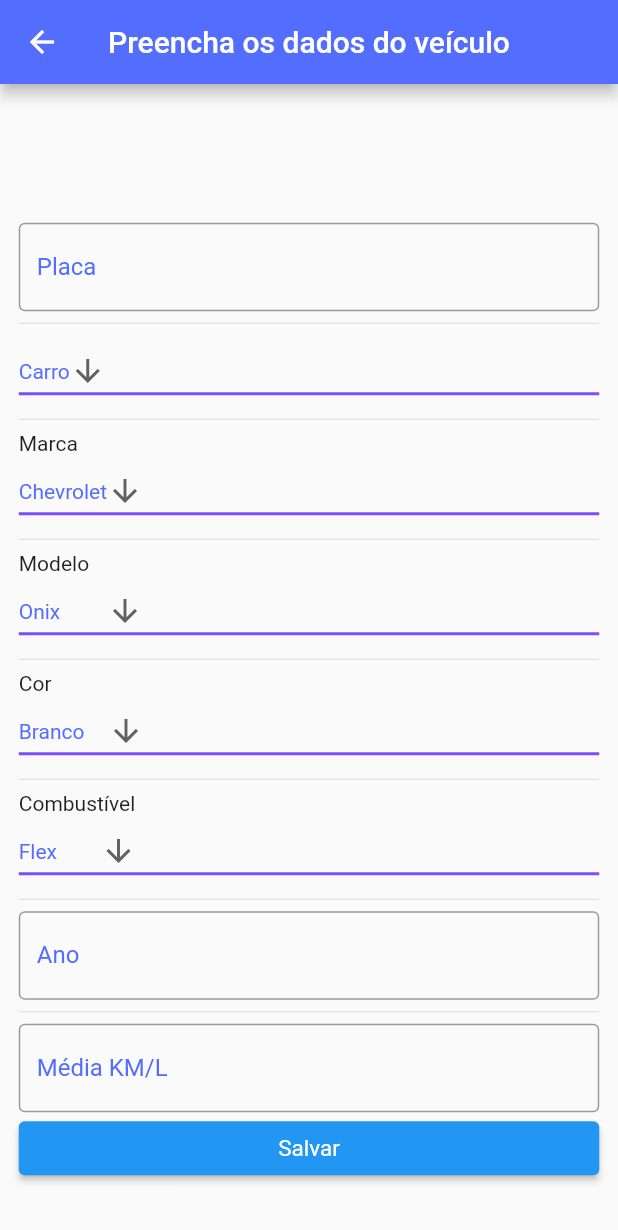
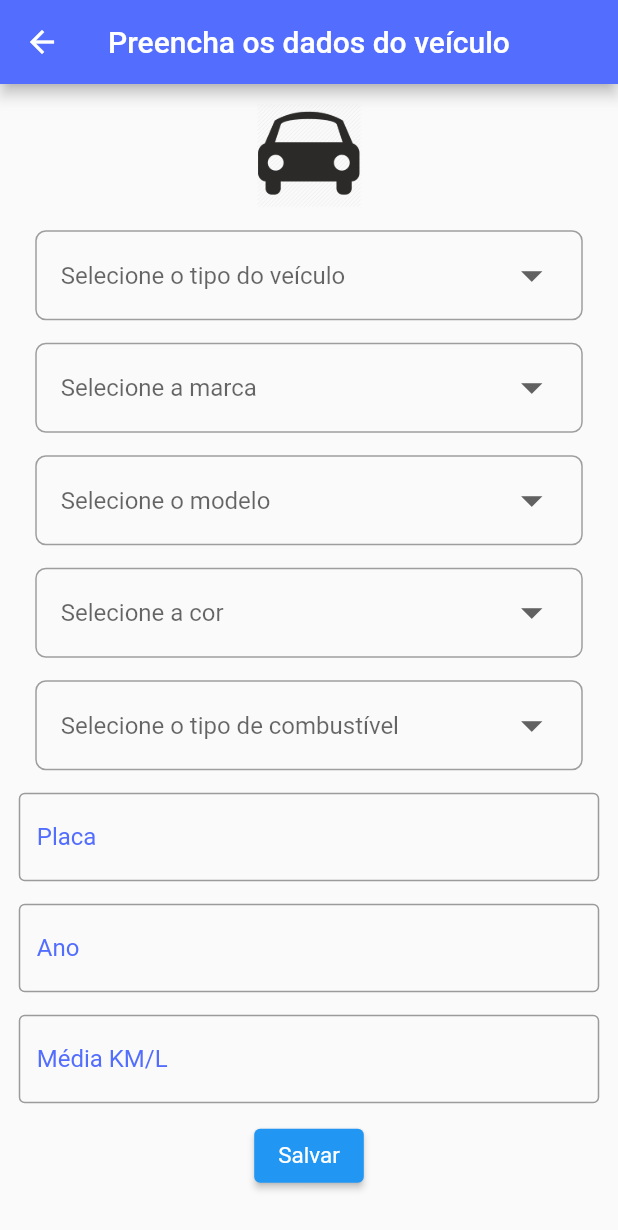
Before and after one commit to yurimatosrodrigues/controleFinanceiroMotoristas, a Flutter app: the TelaCadastroVeiculo screen opened directly, on a phone screen of 412 x 824 dp. Shown: the top 1230 px of the screen. Run offline on Flutter 3.47's test engine with Material 2 defaults, Android fonts, the light colour scheme and no system bars; missing offline and left inert: dart:ffi.

Commit message:
Organizando elementos na tela e icone

```diff
--- a/controlefinanceiromotorista/lib/telaCadastroVeiculo.dart
+++ b/controlefinanceiromotorista/lib/telaCadastroVeiculo.dart
@@ -12,28 +12,181 @@ class _TelaCadastroVeiculoState extends State<TelaCadastroVeiculo> {
   List<String> corVeiculo = ['Branco', 'Preto', 'Cinza', 'Azul', 'Vermelho'];
   List<String> tipoCombustivel = ['Álcool', 'Gás', 'Gasolina', 'Flex'];
 
-  String valueDropDownTipoVeiculo = 'Carro';
-  String valueDropDownMarca = 'Chevrolet';
-  String valueDropDownModelo = 'Onix';
-  String valueDropDownCor = 'Branco';
-  String valueDropDownCombustivel = 'Flex';
+  String valueDropDownTipoVeiculo;
+  String valueDropDownMarca;
+  String valueDropDownModelo;
+  String valueDropDownCor;
+  String valueDropDownCombustivel;
 
    final ButtonStyle style =
         ElevatedButton.styleFrom(textStyle: const TextStyle(fontSize: 15));
 
   Widget _buildAnimacao(){
     return Container(
-                width: 80,
-                height: 80,
-             /*   decoration: BoxDecoration(
-                  color: Colors.green,
-                    shape: BoxShape.rectangle,
-                    image: DecorationImage(
-                        image: AssetImage('images/car.jpg')
-                    )
-                ),*/
-              );
+      width: 350,
+      height: 70,
+      decoration: BoxDecoration(
+        shape: BoxShape.rectangle,
+        image: DecorationImage(image: AssetImage('images/car.png'))
+      ),
+    );
   }
+
+  Widget _buildTipoVeiculo(){
+    return Container(
+      padding: EdgeInsets.only(left: 16, right: 16, top: 5),
+      width: 365, height: 60,
+      decoration: BoxDecoration(
+        border: Border.all(color: Colors.grey, width: 1),
+        borderRadius: BorderRadius.circular(7)
+      ),
+      child: DropdownButton(
+        hint: Text('Selecione o tipo do veículo'),
+        dropdownColor: Colors.grey.shade300,
+        value: valueDropDownTipoVeiculo,
+        isExpanded: true,
+        underline: SizedBox(),
+        icon: Icon(Icons.arrow_drop_down),
+        iconSize: 34,
+        onChanged: (String newValue) {
+          setState(() {
+            valueDropDownTipoVeiculo = newValue;
+          });
+        },
+        items: tipoVeiculo
+        .map<DropdownMenuItem<String>>((String value) {
+          return DropdownMenuItem<String>(
+              value: value,
+              child: Text(value));
+          }).toList()
+      ),
+    );
+  }
+
+  Widget _buildMarca(){
+    return Container(
+      padding: EdgeInsets.only(left: 16, right: 16, top: 5),
+      width: 365, height: 60,
+      decoration: BoxDecoration(
+        border: Border.all(color: Colors.grey, width: 1),
+        borderRadius: BorderRadius.circular(7)
+      ),
+      child: DropdownButton(
+        hint: Text('Selecione a marca'),
+        dropdownColor: Colors.grey.shade300,
+        value: valueDropDownMarca,
+        isExpanded: true,
+        underline: SizedBox(),
+        icon: Icon(Icons.arrow_drop_down),
+        iconSize: 34,
+        onChanged: (String newValue) {
+          setState(() {
+            valueDropDownMarca = newValue;
+          });
+        },
+        items: marcaVeiculo
+        .map<DropdownMenuItem<String>>((String value) {
+          return DropdownMenuItem<String>(
+              value: value,
+              child: Text(value));
+          }).toList()
+      ),
+    );
+  }
+
+  Widget _buildModelo(){
+    return Container(
+      padding: EdgeInsets.only(left: 16, right: 16, top: 5),
+      width: 365, height: 60,
+      decoration: BoxDecoration(
+        border: Border.all(color: Colors.grey, width: 1),
+        borderRadius: BorderRadius.circular(7)
+      ),
+      child: DropdownButton(
+        hint: Text('Selecione o modelo'),
+        dropdownColor: Colors.grey.shade300,
+        value: valueDropDownModelo,
+        isExpanded: true,
+        underline: SizedBox(),
+        icon: Icon(Icons.arrow_drop_down),
+        iconSize: 34,
+        onChanged: (String newValue) {
+          setState(() {
+            valueDropDownModelo = newValue;
+          });
+        },
+        items: modeloVeiculo
+        .map<DropdownMenuItem<String>>((String value) {
+          return DropdownMenuItem<String>(
+              value: value,
+              child: Text(value));
+          }).toList()
+      ),
+    );
+  }
+
+  Widget _buildCor(){
+     return Container(
+      padding: EdgeInsets.only(left: 16, right: 16, top: 5),
+      width: 365, height: 60,
+      decoration: BoxDecoration(
+        border: Border.all(color: Colors.grey, width: 1),
+        borderRadius: BorderRadius.circular(7)
+      ),
+      child: DropdownButton(
+        hint: Text('Selecione a cor'),
+        dropdownColor: Colors.grey.shade300,
+        value: valueDropDownCor,
+        isExpanded: true,
+        underline: SizedBox(),
+        icon: Icon(Icons.arrow_drop_down),
+        iconSize: 34,
+        onChanged: (String newValue) {
+          setState(() {
+            valueDropDownCor = newValue;
+          });
+        },
+        items: corVeiculo
+        .map<DropdownMenuItem<String>>((String value) {
+          return DropdownMenuItem<String>(
+              value: value,
+              child: Text(value));
+          }).toList()
+      ),
+    );
+  }
+
+  Widget _buildCombustivel(){
+     return Container(
+      padding: EdgeInsets.only(left: 16, right: 16, top: 5),
+      width: 365, height: 60,
+      decoration: BoxDecoration(
+        border: Border.all(color: Colors.grey, width: 1),
+        borderRadius: BorderRadius.circular(7)
+      ),
+      child: DropdownButton(
+        hint: Text('Selecione o tipo de combustível'),
+        dropdownColor: Colors.grey.shade300,
+        value: valueDropDownCombustivel,
+        isExpanded: true,
+        underline: SizedBox(),
+        icon: Icon(Icons.arrow_drop_down),
+        iconSize: 34,
+        onChanged: (String newValue) {
+          setState(() {
+            valueDropDownCombustivel = newValue;
+          });
+        },
+        items: tipoCombustivel
+        .map<DropdownMenuItem<String>>((String value) {
+          return DropdownMenuItem<String>(
+              value: value,
+              child: Text(value));
+          }).toList()
+      ),
+    );
+  }
+
   Widget _buildPlaca(){
     return TextField(
       decoration: InputDecoration(
@@ -44,122 +197,7 @@ class _TelaCadastroVeiculoState extends State<TelaCadastroVeiculo> {
       style: TextStyle(color: Colors.black),
     );
   }
-  Widget _buildTipoVeiculo(){
-    return DropdownButton(
-      value: valueDropDownTipoVeiculo,
-      icon: const Icon(Icons.arrow_downward),
-      style: const TextStyle(color: Colors.indigoAccent),
-      underline: Container(
-        height: 2,
-        color: Colors.deepPurpleAccent,
-      ),
-      iconSize: 24,
-      elevation: 16,
-      onChanged: (String newValue) {
-        setState(() {
-          valueDropDownTipoVeiculo = newValue;
-        });
-      },
-      items: tipoVeiculo
-      .map<DropdownMenuItem<String>>((String value) {
-    return DropdownMenuItem<String>(
-        value: value,
-        child: Text(value));
-  }).toList());
-  }
-  Widget _buildMarca(){
-    return DropdownButton(
-      value: valueDropDownMarca,
-      icon: const Icon(Icons.arrow_downward),
-      style: const TextStyle(color: Colors.indigoAccent),
-      underline: Container(
-        height: 2,
-        color: Colors.deepPurpleAccent,
-      ),
-      iconSize: 24,
-      elevation: 16,
-      onChanged: (String newValue) {
-        setState(() {
-          valueDropDownMarca = newValue;
-        });
-      },
-      items: marcaVeiculo
-      .map<DropdownMenuItem<String>>((String value) {
-    return DropdownMenuItem<String>(
-        value: value,
-        child: Text(value));
-    }).toList());
-  }
 
-  Widget _buildModelo(){
-    return DropdownButton(
-      value: valueDropDownModelo,
-      icon: const Icon(Icons.arrow_downward),
-      style: const TextStyle(color: Colors.indigoAccent),
-      underline: Container(
-        height: 2,
-        color: Colors.deepPurpleAccent,
-      ),
-      iconSize: 24,
-      elevation: 16,
-      onChanged: (String newValue) {
-        setState(() {
-          valueDropDownModelo = newValue;
-        });
-      },
-      items: modeloVeiculo
-      .map<DropdownMenuItem<String>>((String value) {
-    return DropdownMenuItem<String>(
-        value: value,
-        child: Text(value));
-    }).toList());
-  }
-  Widget _buildCor(){
-    return DropdownButton(
-      value: valueDropDownCor,
-      icon: const Icon(Icons.arrow_downward),
-      style: const TextStyle(color: Colors.indigoAccent),
-      underline: Container(
-        height: 2,
-        color: Colors.deepPurpleAccent,
-      ),
-      iconSize: 24,
-      elevation: 16,
-      onChanged: (String newValue) {
-        setState(() {
-          valueDropDownCor = newValue;
-        });
-      },
-      items: corVeiculo
-      .map<DropdownMenuItem<String>>((String value) {
-    return DropdownMenuItem<String>(
-        value: value,
-        child: Text(value));
-  }).toList());
-  }
-  Widget _buildCombustivel(){
-    return  DropdownButton(
-      value: valueDropDownCombustivel,
-      icon: const Icon(Icons.arrow_downward),
-      style: const TextStyle(color: Colors.indigoAccent),
-      underline: Container(
-        height: 2,
-        color: Colors.deepPurpleAccent,
-      ),
-      iconSize: 24,
-      elevation: 16,
-      onChanged: (String newValue) {
-        setState(() {
-          valueDropDownCombustivel = newValue;
-        });
-      },
-      items: tipoCombustivel
-      .map<DropdownMenuItem<String>>((String value) {
-    return DropdownMenuItem<String>(
-        value: value,
-        child: Text(value));
-  }).toList());
-  }
   Widget _buildAno(){
     return TextField(
       decoration: InputDecoration(
@@ -170,6 +208,7 @@ class _TelaCadastroVeiculoState extends State<TelaCadastroVeiculo> {
       style: TextStyle(color: Colors.black),
     );
   }
+
   Widget _buildMediaKM(){
     return TextField(
       decoration: InputDecoration(
@@ -197,37 +236,39 @@ class _TelaCadastroVeiculoState extends State<TelaCadastroVeiculo> {
             margin: EdgeInsets.all(12.5),
             child: Form(
               child: Column(
-            crossAxisAlignment: CrossAxisAlignment.stretch,
+            crossAxisAlignment: CrossAxisAlignment.center,
 
             children: <Widget>[
               _buildAnimacao(),
+              SizedBox(height: 15),
+              _buildTipoVeiculo(),
+              SizedBox(height: 15),
+              _buildMarca(),
+              SizedBox(height: 15),
+              _buildModelo(),
+              SizedBox(height: 15),
+              _buildCor(),
+              SizedBox(height: 15),
+              _buildCombustivel(),
+              SizedBox(height: 15),
               _buildPlaca(),
-              Divider(),
-              _buildTipoVeiculo(),
-              Divider(),
+              SizedBox(height: 15),
+              _buildAno(),
+              SizedBox(height: 15),
+              _buildMediaKM(),
+              SizedBox(height: 15),
 
-              Text('Marca'),
-              _buildMarca(),
+              Container(
+                alignment: Alignment.bottomCenter,
+                width: 140,
+                height: 40,
+                child: ElevatedButton(
+                  style: style,
+                  onPressed: () {},
+                  child: const Text('Salvar'),
+              ),
+              )
 
-              Divider(),
-              Text('Modelo'),
-              _buildModelo(),
-              Divider(),
-              Text('Cor'),
-              _buildCor(),
-              Divider(),
-              Text('Combustível'),
-              _buildCombustivel(),
-              Divider(),
-              _buildAno(),
-              Divider(),
-              _buildMediaKM(),
-
-              ElevatedButton(
-              style: style,
-              onPressed: () {},
-              child: const Text('Salvar'),
-              )
 
               ],
 
--- a/controlefinanceiromotorista/pubspec.yaml
+++ b/controlefinanceiromotorista/pubspec.yaml
@@ -49,6 +49,7 @@ flutter:
   #   - images/a_dot_burr.jpeg
   #   - images/a_dot_ham.jpeg
     - images/person.png
+    - images/car.png
   # An image asset can refer to one or more resolution-specific "variants", see
   # https://flutter.dev/assets-and-images/#resolution-aware.
 
```
Also changed, not shown: controlefinanceiromotorista/images/car.jpg (deleted), controlefinanceiromotorista/images/car.png (added).
